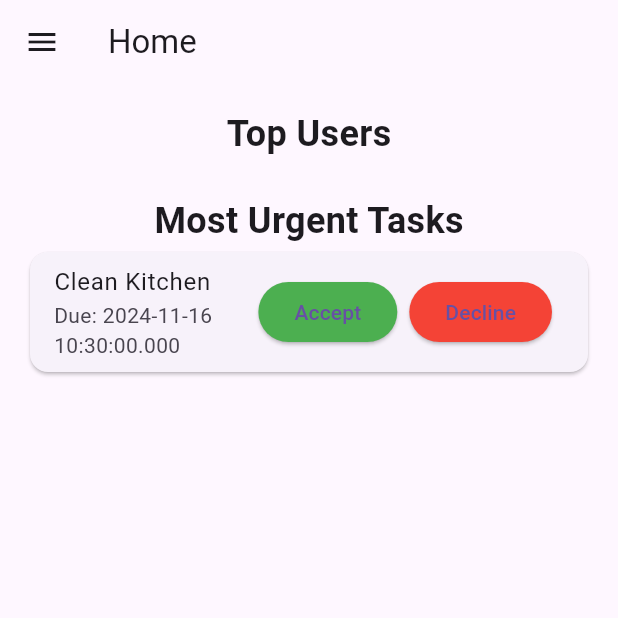
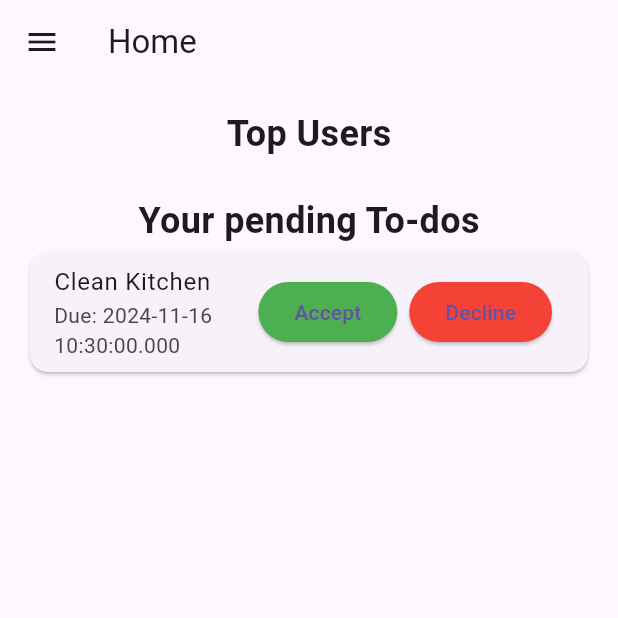
Before and after one commit to Hafsa993/HouseholdKnowledgeBase, a Flutter app: the screen it shows after launch, on a phone screen of 412 x 824 dp, the top half of it. Run offline on Flutter 3.47's test engine with Material 3 defaults, Android fonts, the phone set to English and light mode, and no system bars; our stand-ins replace flutter_calendar_carousel.

Commit message:
changed tite of pending taks in HomeScreen

```diff
--- a/household_knwoledge_app/lib/screens/home_screen.dart
+++ b/household_knwoledge_app/lib/screens/home_screen.dart
@@ -36,7 +36,7 @@ class HomeScreen extends StatelessWidget {
             const SizedBox(height: 16),
             // Pending Tasks
             const Text(
-              'Most Urgent Tasks',
+              'Your pending To-dos',
               style: TextStyle(fontSize: 24, fontWeight: FontWeight.bold),
             ),
             Expanded(
```
